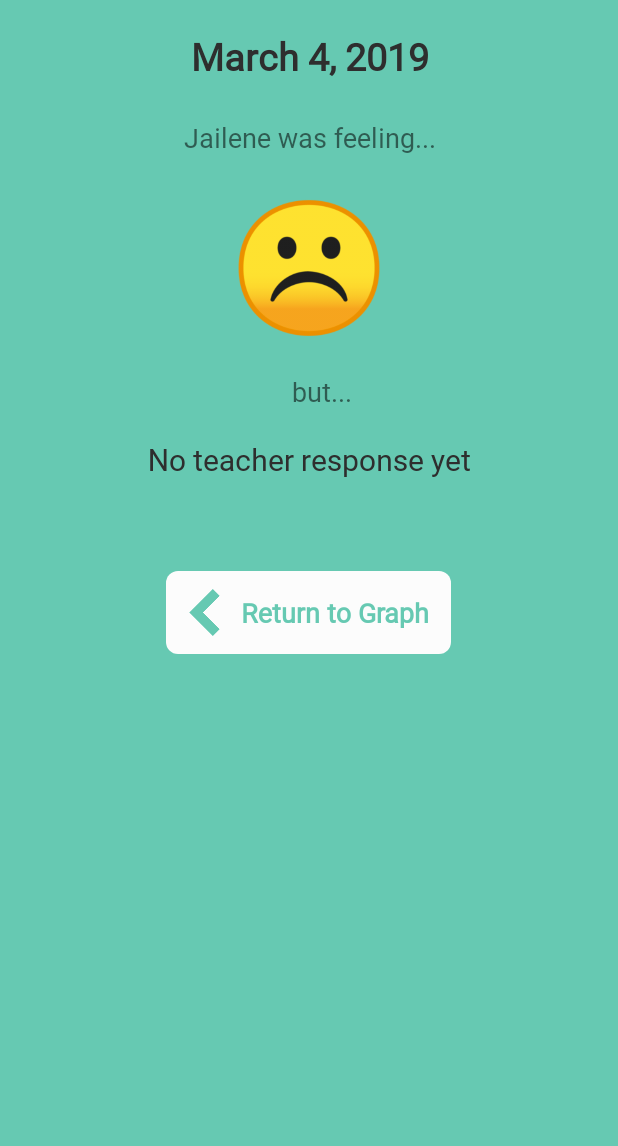
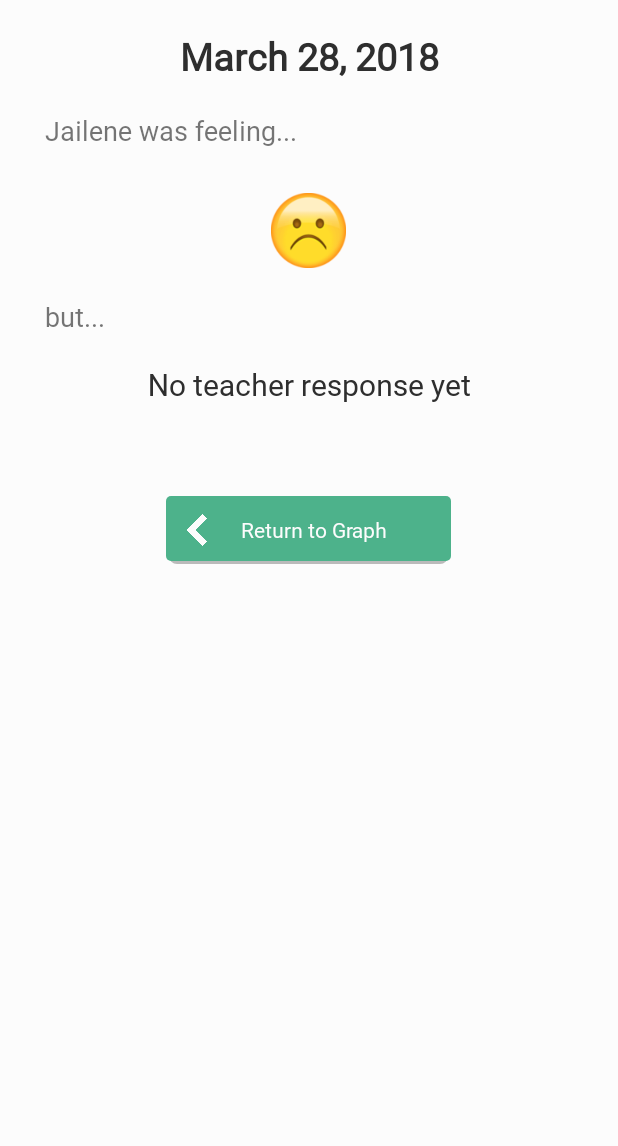
Before and after one commit to educonnect-194h/EduConnect, an Android app: the StudentDetailedResultsActivity screen opened directly, with no data from a screen before it, on a phone screen of 412 x 824 dp, the part 90-1236 px from its top. Run offline under Robolectric (Android 15) with nearby library versions, the phone set to English and light mode, and no system bars.

Commit message:
Revert "student history UI changes"
This reverts commit b6061f50125ba99e8c7077436203efbae43c9b24.

```diff
--- a/EduConnectApp/app/src/main/res/drawable/round_graph_button.xml
+++ b/EduConnectApp/app/src/main/res/drawable/round_graph_button.xml
@@ -2,7 +2,7 @@
 <selector xmlns:android="http://schemas.android.com/apk/res/android">
     <item android:state_pressed="false">
         <shape android:shape="oval">
-            <solid android:color="@color/colorPrimaryDark"/>
+            <solid android:color="@color/colorPrimary"/>
         </shape>
     </item>
 </selector>
--- a/EduConnectApp/app/src/main/res/layout/activity_student_detailed_results.xml
+++ b/EduConnectApp/app/src/main/res/layout/activity_student_detailed_results.xml
@@ -11,7 +11,7 @@
         android:layout_height="match_parent"
         android:orientation="vertical"
         android:gravity="center_horizontal"
-        android:background="@color/colorPrimaryDark">
+        android:background="@color/background">
 
 
         <!-- Status Bar Label -->
@@ -35,7 +35,7 @@
         <TextView
             android:layout_width="match_parent"
             android:layout_height="wrap_content"
-            android:text="March 4, 2019"
+            android:text="March 28, 2018"
             android:textSize="25dp"
             android:textColor="@color/darkGray"
             android:fontFamily="@font/avenir"
@@ -51,15 +51,15 @@
             android:text="Jailene was feeling..."
             android:textSize="18dp"
             android:fontFamily="@font/avenir"
-            android:gravity="center"
+            android:layout_marginLeft="20dp"
             android:layout_marginBottom="20dp"/>
 
         <!-- teacher emoji -->
         <ImageView
             android:id="@+id/studentEmoji"
-            android:layout_width="100dp"
-            android:layout_height="100dp"
-            android:src="@drawable/sad" />
+            android:layout_width="50dp"
+            android:layout_height="50dp"
+            android:src="@drawable/very_sad_emoji_icon_png" />
 
         <!-- conjunction... -->
         <TextView
@@ -69,10 +69,8 @@
             android:text="but..."
             android:textSize="18dp"
             android:fontFamily="@font/avenir"
-            android:layout_gravity="center"
-            android:layout_marginLeft="130dp"
+            android:layout_marginLeft="20dp"
             android:layout_marginTop="20dp"/>
-
 
         <!-- explanation -->
         <TextView
@@ -89,15 +87,15 @@
         <!-- Return to Dashboard -->
         <RelativeLayout
             android:layout_width="190dp"
-            android:layout_height="55dp">
+            android:layout_height="45dp">
 
             <ImageButton
                 android:id="@+id/btnBackToDashboard"
                 android:layout_width="match_parent"
-                android:layout_height="250dp"
-                android:background="@drawable/rounded_rectangle_white"
+                android:layout_height="match_parent"
+                android:background="@drawable/dashboard_button_available"
                 android:src="@drawable/back_arrow"
-                android:tint="@color/colorPrimaryDark"
+                android:tint="@color/background"
                 android:scaleType="fitStart"
                 android:paddingVertical="12dp"
                 android:paddingLeft="10dp"
@@ -108,11 +106,9 @@
                 android:layout_width="wrap_content"
                 android:layout_height="wrap_content"
                 android:text="Return to Graph"
-                android:textColor="@color/colorPrimaryDark"
+                android:textColor="@color/background"
                 android:layout_marginLeft="50dp"
                 android:layout_centerVertical="true"
-                android:textSize="18dp"
-                android:textStyle="bold"
                 android:fontFamily="@font/avenir"/>
 
         </RelativeLayout>
```
Also changed, not shown: EduConnectApp/app/src/main/res/layout/activity_student_history.xml (+154 -150 lines).
